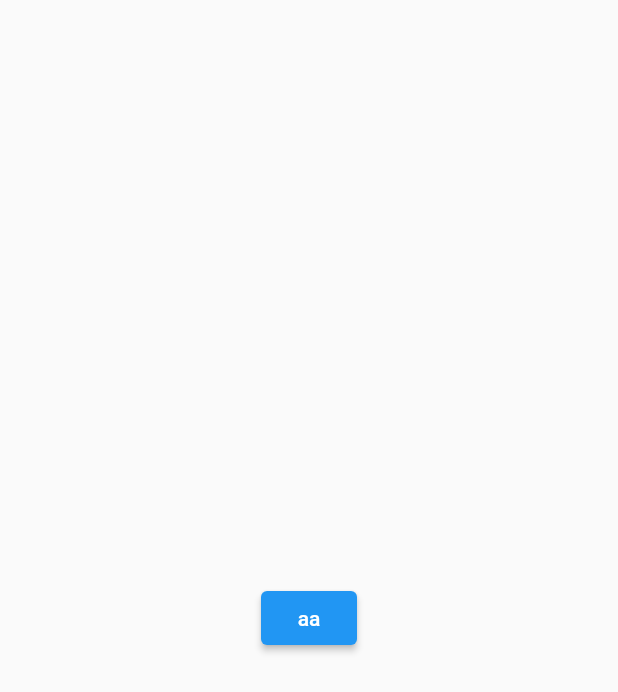
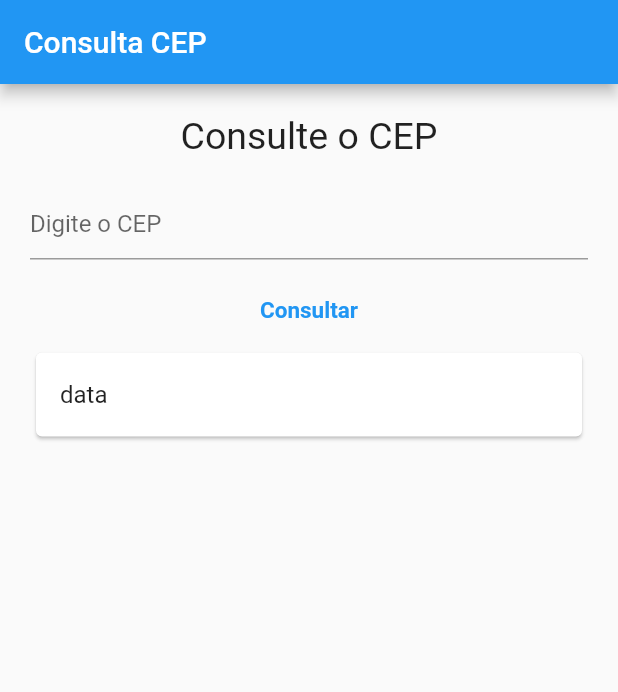
Before and after one commit to torressg/ApiCepxBack4App, a Flutter app: the screen it shows after launch, on a phone screen of 412 x 824 dp. Shown: the top 692 px of the screen. Run offline on Flutter 3.47's test engine with Material 2 defaults, Android fonts, the phone set to English and light mode, and no system bars; our stand-ins replace dio, flutter_dotenv.

```diff
--- a/lib/main.dart
+++ b/lib/main.dart
@@ -1,5 +1,7 @@
 import 'package:flutter/material.dart';
 import 'package:flutter_dotenv/flutter_dotenv.dart';
+import 'package:viacep_back4app/pages/add_cep.dart';
+import 'package:viacep_back4app/pages/cep_list.dart';
 import 'package:viacep_back4app/repositories/CEPsBack4App_repository.dart';
 
 void main() async {
@@ -12,17 +14,6 @@ class MainApp extends StatelessWidget {
 
   @override
   Widget build(BuildContext context) {
-    return MaterialApp(
-      home: Scaffold(
-        body: Center(
-          child: ElevatedButton(
-              onPressed: () async {
-                var results = await CEPsBack4AppRepository().get();
-                print(results.toJson());
-              },
-              child: Text("aa")),
-        ),
-      ),
-    );
+    return MaterialApp(home: AddCEP());
   }
 }
--- /dev/null
+++ b/lib/pages/add_cep.dart
@@ -0,0 +1,58 @@
+import 'package:dio/dio.dart';
+import 'package:flutter/material.dart';
+
+class AddCEP extends StatefulWidget {
+  const AddCEP({super.key});
+
+  @override
+  State<AddCEP> createState() => _AddCEPState();
+}
+
+class _AddCEPState extends State<AddCEP> {
+  TextEditingController cep = TextEditingController();
+  @override
+  Widget build(BuildContext context) {
+    return Scaffold(
+      appBar: AppBar(title: Text("Consulta CEP")),
+      body: Container(
+        margin: EdgeInsets.symmetric(vertical: 20, horizontal: 20),
+        child: Column(
+          children: [
+            Text("Consulte o CEP", style: TextStyle(fontSize: 25)),
+            SizedBox(
+              height: 20,
+            ),
+            TextField(
+              controller: cep,
+              decoration: InputDecoration(hintText: "Digite o CEP"),
+            ),
+            SizedBox(
+              height: 10,
+            ),
+            TextButton(
+                onPressed: () async {
+                  var dio = Dio();
+                  var resultCep = await dio
+                      .get("https://viaCep.com.br/ws/${cep.text}/json/");
+                  print(resultCep);
+                },
+                child: Text(
+                  "Consultar",
+                  style: TextStyle(fontSize: 15, fontWeight: FontWeight.bold),
+                )),
+            Container(
+              child: Card(
+                  child: Column(
+                children: [
+                  ListTile(
+                    title: Text("data"),
+                  )
+                ],
+              )),
+            )
+          ],
+        ),
+      ),
+    );
+  }
+}
```
Also changed, not shown: lib/pages/cep_list.dart (added, +53 -0 lines), lib/repositories/CEPsBack4App_repository.dart (+18 -5 lines), 1 other file.
